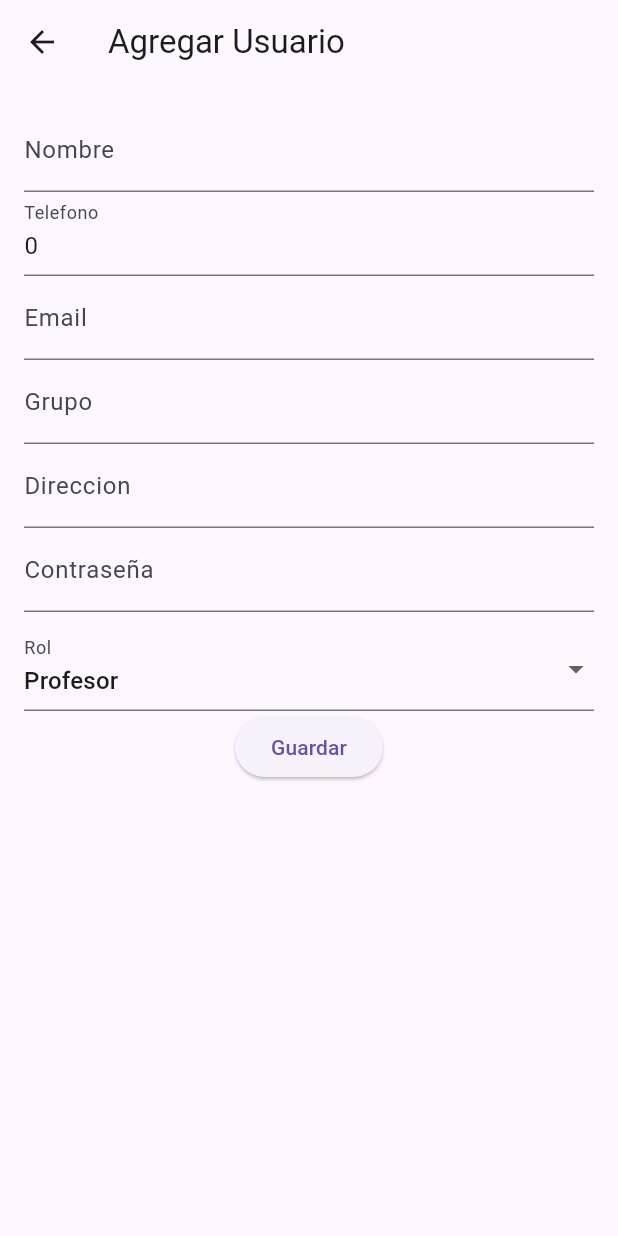
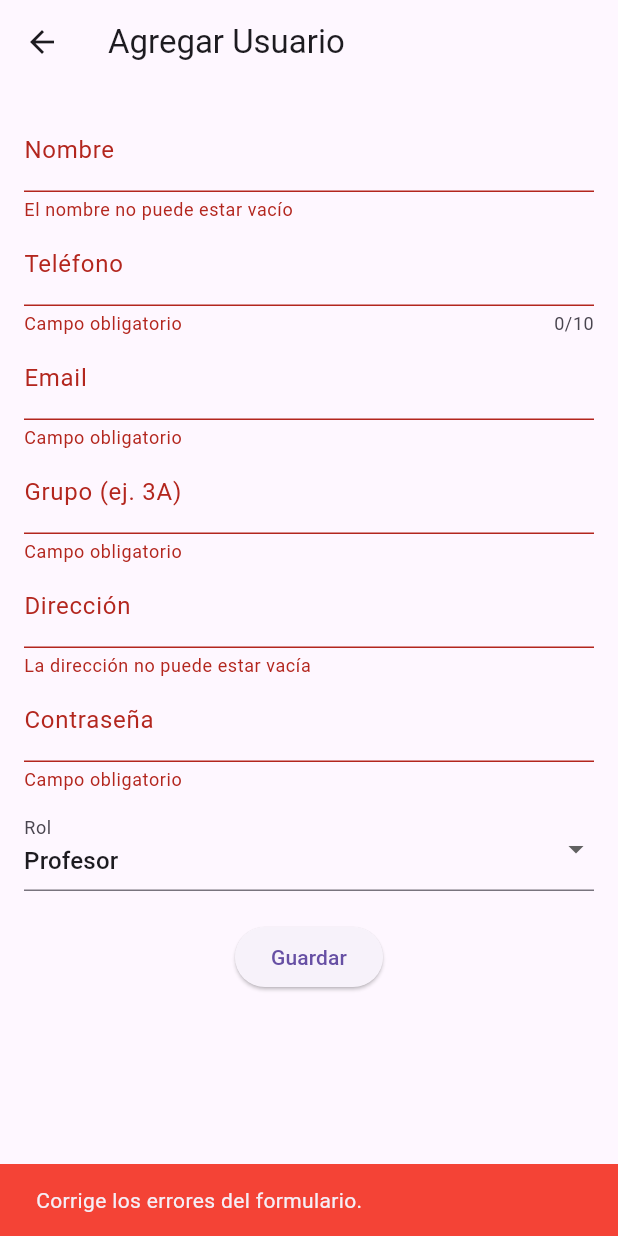
Before and after one commit to AlfredL24/gerep, a Flutter app: the UsuarioForm screen opened directly with empty values, after a tap on "Guardar", on a phone screen of 412 x 824 dp. Run offline on Flutter 3.47's test engine with Material 3 defaults, Android fonts, the phone set to English and light mode, and no system bars; our stand-ins replace audioplayers; missing offline and left inert: nfc_manager.

Commit message:
validacion a formulario usuario

```diff
--- a/lib/usuarios/modulo_usuario_form.dart
+++ b/lib/usuarios/modulo_usuario_form.dart
@@ -56,32 +56,74 @@ class _UsuarioFormState extends State<UsuarioForm> {
                 TextFormField(
                   initialValue: nombre,
                   decoration: InputDecoration(labelText: "Nombre"),
+                  validator: (value) {
+                    if (value == null || value.trim().isEmpty) {
+                      return 'El nombre no puede estar vacío';
+                    }
+                    return null;
+                  },
                   onChanged: (value) => nombre = value,
                 ),
                 TextFormField(
-                initialValue: telefono.toString(),
-                decoration: InputDecoration(labelText: "Telefono"),
+                  initialValue: telefono == 0 ? "" : telefono.toString(),
+                  decoration: InputDecoration(labelText: "Teléfono"),
                   keyboardType: TextInputType.number,
+                  maxLength: 10,
+                  validator: (value) {
+                    if (value == null || value.trim().isEmpty) return 'Campo obligatorio';
+                    if (!RegExp(r'^\d{10}$').hasMatch(value)) {
+                      return 'Debe contener exactamente 10 dígitos';
+                    }
+                    return null;
+                  },
                   onChanged: (value) => telefono = int.tryParse(value) ?? 0,
                 ),
                 TextFormField(
                   initialValue: email,
                   decoration: InputDecoration(labelText: "Email"),
+                  validator: (value) {
+                    if (value == null || value.trim().isEmpty) return 'Campo obligatorio';
+                    if (!RegExp(r'^[\w-\.]+@([\w-]+\.)+[\w-]{2,4}$').hasMatch(value)) {
+                      return 'Correo no válido';
+                    }
+                    return null;
+                  },
                   onChanged: (value) => email = value,
                 ),
                 TextFormField(
                   initialValue: grupo,
-                decoration: InputDecoration(labelText: "Grupo"),
-                onChanged: (value) => grupo = value,
+                  decoration: InputDecoration(labelText: "Grupo (ej. 3A)"),
+                  validator: (value) {
+                    if (value == null || value.trim().isEmpty) return 'Campo obligatorio';
+                    if (!RegExp(r'^[1-9][A-Za-z]$').hasMatch(value)) {
+                      return 'Formato inválido. Ej: 3A';
+                    }
+                    return null;
+                  },
+                  onChanged: (value) => grupo = value.toUpperCase(),
                 ),
                 TextFormField(
                   initialValue: direccion,
-                decoration: InputDecoration(labelText: "Direccion"),
+                  decoration: InputDecoration(labelText: "Dirección"),
+                  validator: (value) {
+                    if (value == null || value.trim().isEmpty) {
+                      return 'La dirección no puede estar vacía';
+                    }
+                    return null;
+                  },
                   onChanged: (value) => direccion = value,
                 ),
                 TextFormField(
                   initialValue: contrasena,
                   decoration: InputDecoration(labelText: "Contraseña"),
+                  obscureText: true,
+                  validator: (value) {
+                    if (value == null || value.isEmpty) return 'Campo obligatorio';
+                    if (!RegExp(r'^(?=.*[a-z])(?=.*[A-Z])(?=.*\d)(?=.*[\W_]).{8,}$').hasMatch(value)) {
+                      return 'Debe tener 8 caracteres, una mayúscula, una minúscula, un número y un símbolo';
+                    }
+                    return null;
+                  },
                   onChanged: (value) => contrasena = value,
                 ),
                 SizedBox(height: 10),
@@ -100,9 +142,13 @@ class _UsuarioFormState extends State<UsuarioForm> {
                       rolSeleccionado = value ?? "Profesor";
                     });
                   },
+                  validator: (value) {
+                    if (value == null || value.isEmpty) return 'Selecciona un rol';
+                    return null;
+                  },
                 ),
 
-
+                SizedBox(height: 20),
 
                 ElevatedButton(
                   onPressed: () {
@@ -111,18 +157,25 @@ class _UsuarioFormState extends State<UsuarioForm> {
                         "nombre": nombre,
                         "telefono": telefono,
                         "email": email,
-                      "rol": grupo,
+                        "rol": rolSeleccionado,
                         "direccion": direccion,
                         "contrasena": contrasena,
                         "foto": foto,
-                      "rol": rolSeleccionado,
+                        "grupo": grupo,
                       });
+                    } else {
+                      ScaffoldMessenger.of(context).showSnackBar(
+                        SnackBar(
+                          content: Text('Corrige los errores del formulario.'),
+                          backgroundColor: Colors.red,
+                        ),
+                      );
                     }
                   },
                   child: Text("Guardar"),
                 ),
               ],
-          ),
+            )
         ),
       ),
     );
```
Also changed, not shown: 4 other files. Lines whose indentation alone changed are shown as unchanged.
